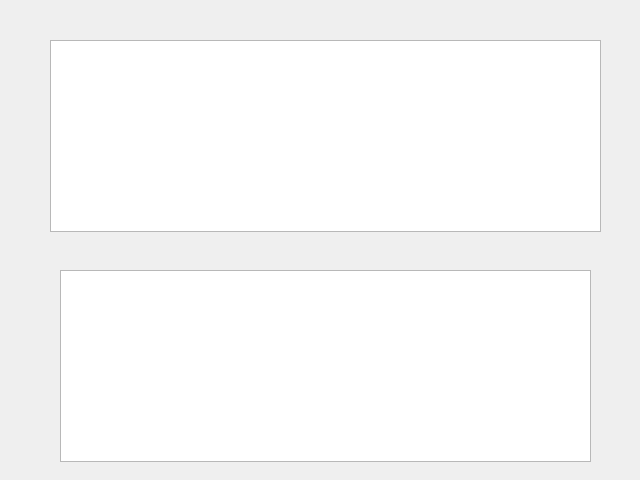
First picture: the form in viewhireditemsdialog.ui, repository RoskildeSkiklub/ssfh, before the edit.
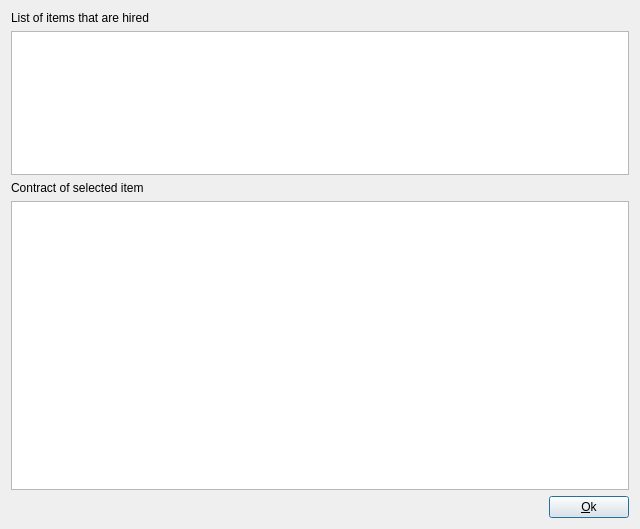
Second picture: the form after the edit.

What changed in the file:
```diff
--- a/viewhireditemsdialog.ui
+++ b/viewhireditemsdialog.ui
@@ -7,32 +7,72 @@
     <x>0</x>
     <y>0</y>
     <width>640</width>
-    <height>480</height>
+    <height>529</height>
    </rect>
   </property>
   <property name="windowTitle">
    <string>Dialog</string>
   </property>
-  <widget class="QTextBrowser" name="ouput_contract_textBrowser">
-   <property name="geometry">
-    <rect>
-     <x>60</x>
-     <y>270</y>
-     <width>531</width>
-     <height>192</height>
-    </rect>
-   </property>
-  </widget>
-  <widget class="QTableView" name="item_tableView">
-   <property name="geometry">
-    <rect>
-     <x>50</x>
-     <y>40</y>
-     <width>551</width>
-     <height>192</height>
-    </rect>
-   </property>
-  </widget>
+  <layout class="QVBoxLayout" name="verticalLayout">
+   <item>
+    <widget class="QLabel" name="label">
+     <property name="text">
+      <string>List of items that are hired</string>
+     </property>
+    </widget>
+   </item>
+   <item>
+    <widget class="QTableView" name="item_tableView">
+     <property name="sizePolicy">
+      <sizepolicy hsizetype="Expanding" vsizetype="Expanding">
+       <horstretch>0</horstretch>
+       <verstretch>1</verstretch>
+      </sizepolicy>
+     </property>
+    </widget>
+   </item>
+   <item>
+    <widget class="QLabel" name="label_2">
+     <property name="text">
+      <string>Contract of selected item</string>
+     </property>
+    </widget>
+   </item>
+   <item>
+    <widget class="QTextBrowser" name="ouput_contract_textBrowser">
+     <property name="sizePolicy">
+      <sizepolicy hsizetype="Expanding" vsizetype="Expanding">
+       <horstretch>0</horstretch>
+       <verstretch>2</verstretch>
+      </sizepolicy>
+     </property>
+    </widget>
+   </item>
+   <item>
+    <layout class="QHBoxLayout" name="horizontalLayout">
+     <item>
+      <spacer name="horizontalSpacer">
+       <property name="orientation">
+        <enum>Qt::Horizontal</enum>
+       </property>
+       <property name="sizeHint" stdset="0">
+        <size>
+         <width>40</width>
+         <height>20</height>
+        </size>
+       </property>
+      </spacer>
+     </item>
+     <item>
+      <widget class="QPushButton" name="pushButton">
+       <property name="text">
+        <string>&amp;Ok</string>
+       </property>
+      </widget>
+     </item>
+    </layout>
+   </item>
+  </layout>
  </widget>
  <resources/>
  <connections/>
```
